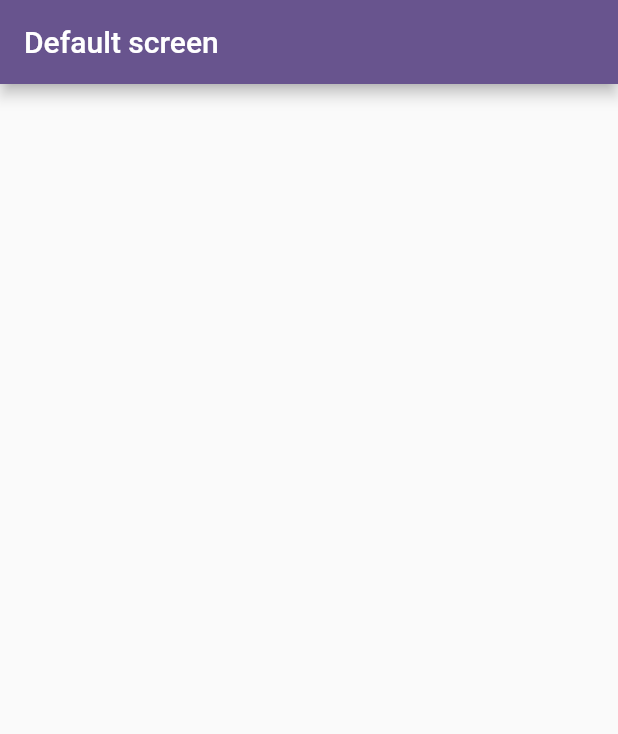
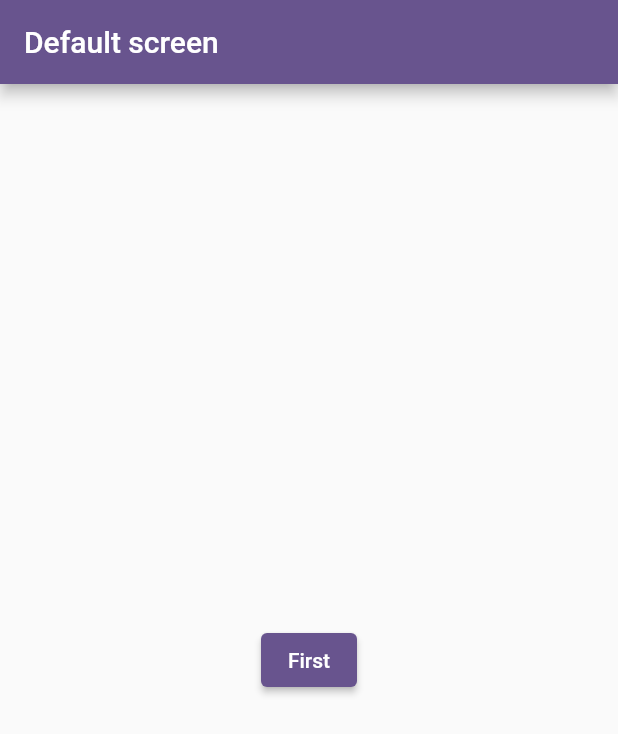
Before and after one commit to bexruz101/default_project, a Flutter app: the screen it shows after launch, on a phone screen of 412 x 824 dp. Shown: the top 734 px of the screen. Run offline on Flutter 3.47's test engine with Material 2 defaults, Android fonts, the phone set to English and light mode, and no system bars; missing offline and left inert: dart:js.

Commit message:
NamedRoute

```diff
--- a/lib/main.dart
+++ b/lib/main.dart
@@ -1,3 +1,4 @@
+import 'package:default_project/ui/app_routes.dart';
 import 'package:default_project/ui/home/home_screen.dart';
 import 'package:flutter/material.dart';
 
@@ -17,6 +18,8 @@ class MyApp extends StatelessWidget {
         useMaterial3: false,
       ),
       home: HomeScreen(),
+      initialRoute: RouteNames.inital,
+      onGenerateRoute: AppRoutes.generate,
     );
   }
 }
--- /dev/null
+++ b/lib/ui/app_routes.dart
@@ -0,0 +1,25 @@
+import 'dart:js';
+
+import 'package:default_project/ui/home/home_screen.dart';
+import 'package:default_project/ui/home/second_screen.dart';
+import 'package:default_project/ui/home/third_screen.dart';
+import 'package:flutter/cupertino.dart';
+import 'package:flutter/material.dart';
+
+class RouteNames{
+  static const String inital = '/';
+  static const String secondScreen = '/second';
+  static const String thirdScreen = '/third';
+}
+
+class AppRoutes{
+  static Route generate(RouteSettings setting){
+    switch(setting.name){
+      case RouteNames.inital: return MaterialPageRoute(builder: (context)=>HomeScreen());
+      case RouteNames.secondScreen:return MaterialPageRoute(builder: (context)=>SecondScreen(arg: setting.arguments as Map,));
+      case RouteNames.thirdScreen:return MaterialPageRoute(builder: (context)=>ThirdScreen(arg: setting.arguments as Map<dynamic,dynamic>,));
+      default:return MaterialPageRoute(builder: (context)=>Scaffold(body: Center(child: Text('ss'),),));
+    }
+
+  }
+}
--- a/lib/ui/home/home_screen.dart
+++ b/lib/ui/home/home_screen.dart
@@ -1,4 +1,6 @@
 import 'package:flutter/material.dart';
+
+import '../app_routes.dart';
 
 class HomeScreen extends StatefulWidget {
   const HomeScreen({super.key});
@@ -12,6 +14,17 @@ class _HomeScreenState extends State<HomeScreen> {
   Widget build(BuildContext context) {
     return Scaffold(
       appBar: AppBar(title: Text('Default screen'),),
+      body: SizedBox(
+        width: double.infinity,
+        child: Column(
+          mainAxisAlignment: MainAxisAlignment.center,
+          children: [
+            ElevatedButton(onPressed: (){
+              Navigator.pushNamed(context, RouteNames.secondScreen,arguments:{'fruits':['olma','nok'],'vegetables':['kartoshka','pomidor']});
+            }, child: Text('First'))
+          ],
+        ),
+      ),
     );
   }
 }
```
Also changed, not shown: lib/ui/home/second_screen.dart (added, +34 -0 lines), lib/ui/home/third_screen.dart (added, +30 -0 lines).
